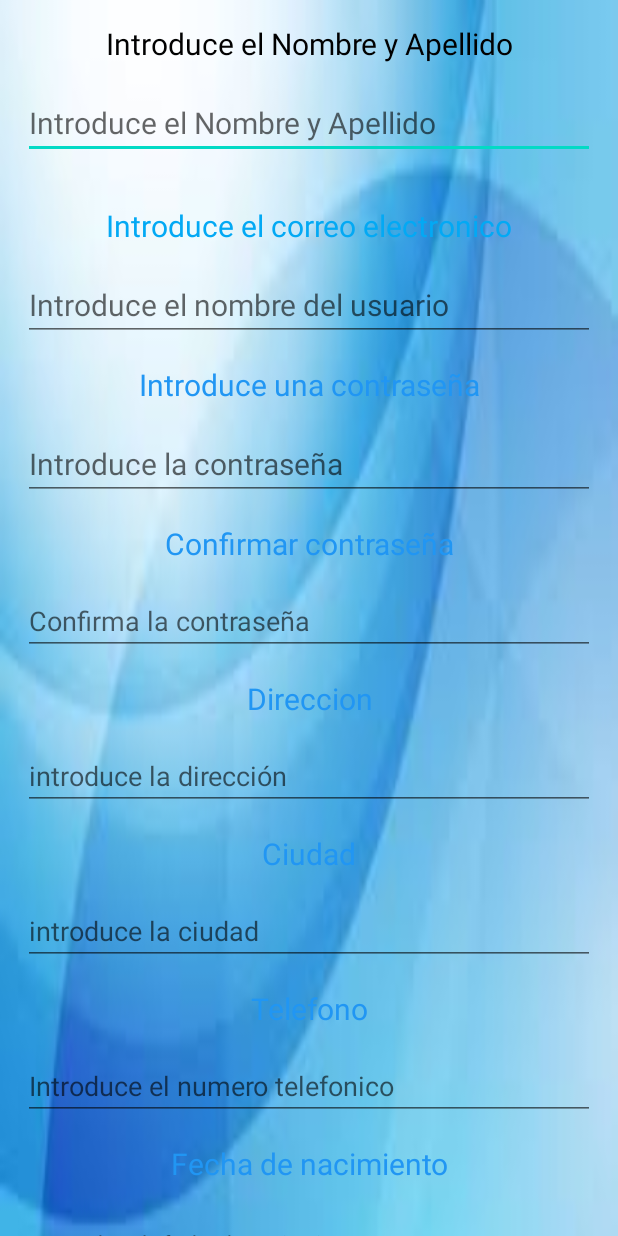
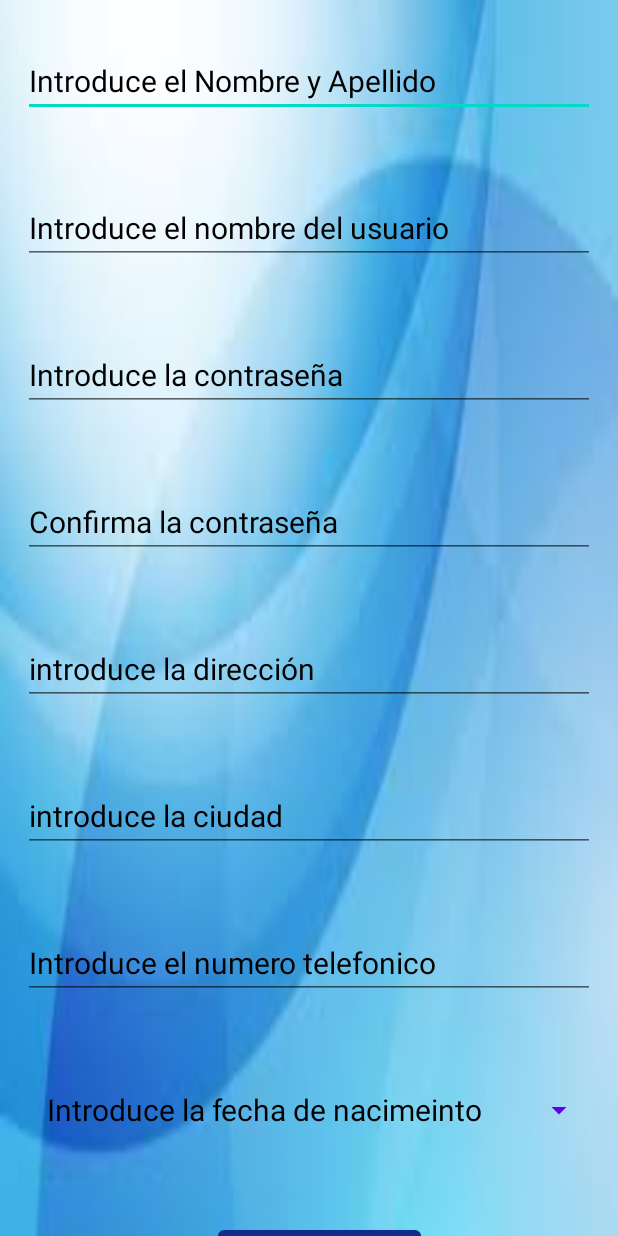
Before and after one commit to juanca172/ProyectoSalesInstantantly, an Android app: the layout activity_registro_view.xml on its own in the app's theme, with its tools: preview values and no code run, on a phone screen of 412 x 824 dp. Run offline under Robolectric (Android 15) with nearby library versions, the phone set to English and light mode, and no system bars.

Commit message:
cambios en vistas

```diff
--- a/app/src/main/res/layout/activity_main.xml
+++ b/app/src/main/res/layout/activity_main.xml
@@ -5,7 +5,7 @@
     android:id="@+id/Layaut_Iniciar_Sesion"
     android:layout_width="match_parent"
     android:layout_height="match_parent"
-    android:background="#CFC9C9"
+    android:background="@drawable/descarga__1_"
     android:orientation="vertical"
     tools:context=".MainActivity">
 
@@ -18,11 +18,12 @@
         android:layout_marginTop="50dp"
         android:layout_marginEnd="32dp"
         android:layout_marginRight="32dp"
+        android:background="#9200FFF7"
         app:layout_constraintBottom_toTopOf="@+id/txe_correo_usuario"
         app:layout_constraintEnd_toEndOf="parent"
         app:layout_constraintStart_toStartOf="parent"
         app:layout_constraintTop_toTopOf="parent"
-        app:srcCompat="@android:mipmap/sym_def_app_icon" />
+        app:srcCompat="@drawable/sales_instantly_logo" />
 
     <EditText
         android:id="@+id/txe_correo_usuario"
@@ -37,6 +38,7 @@
         android:gravity="center"
         android:hint="@string/TxeUsuarioCorreoelectronico"
         android:inputType="textPersonName"
+        android:textColorHint="@color/white"
         app:layout_constraintEnd_toEndOf="parent"
         app:layout_constraintHorizontal_bias="0.0"
         app:layout_constraintStart_toStartOf="parent"
@@ -54,7 +56,8 @@
         android:ems="10"
         android:gravity="center"
         android:hint="@string/TxeContraseña"
-        android:inputType="textPersonName"
+        android:inputType="textPersonName|textPassword"
+        android:textColorHint="@color/white"
         app:layout_constraintEnd_toEndOf="parent"
         app:layout_constraintHorizontal_bias="0.0"
         app:layout_constraintStart_toStartOf="parent"
--- a/app/src/main/res/layout/activity_registro_view.xml
+++ b/app/src/main/res/layout/activity_registro_view.xml
@@ -15,16 +15,6 @@
         android:background="@drawable/descarga"
         android:orientation="vertical">
 
-        <TextView
-            android:id="@+id/textView17"
-            android:layout_width="match_parent"
-            android:layout_height="wrap_content"
-            android:layout_margin="15dp"
-            android:gravity="center"
-            android:text="@string/txvIntroduceElNombreyApellido"
-            android:textColor="#010101"
-            android:textSize="20sp" />
-
         <EditText
 
             android:id="@+id/editTextNombreyApellido"
@@ -34,20 +24,12 @@
             android:layout_marginLeft="15dp"
             android:layout_marginEnd="15dp"
             android:layout_marginRight="15dp"
-            android:layout_marginBottom="15dp"
+            android:layout_marginBottom="50dp"
+            android:textColorHint="@color/black"
+            android:layout_marginTop="30dp"
             android:ems="10"
             android:hint="@string/txvIntroduceElNombreyApellido"
             android:inputType="textPersonName"
-            android:textSize="20sp" />
-
-        <TextView
-            android:id="@+id/textView2"
-            android:layout_width="match_parent"
-            android:layout_height="wrap_content"
-            android:layout_margin="15dp"
-            android:gravity="center"
-            android:text="@string/txvIntroduceElCorreo"
-            android:textColor="#03A9F4"
             android:textSize="20sp" />
 
         <EditText
@@ -59,24 +41,11 @@
             android:layout_marginLeft="15dp"
             android:layout_marginEnd="15dp"
             android:layout_marginRight="15dp"
-            android:layout_marginBottom="15dp"
+            android:layout_marginBottom="50dp"
+            android:textColorHint="@color/black"
             android:ems="10"
             android:hint="@string/txeIntroducirNombre"
             android:inputType="textPersonName"
-            android:textSize="20sp" />
-
-        <TextView
-            android:id="@+id/textView3"
-            android:layout_width="match_parent"
-            android:layout_height="wrap_content"
-            android:layout_marginStart="15dp"
-            android:layout_marginLeft="15dp"
-            android:layout_marginEnd="15dp"
-            android:layout_marginRight="15dp"
-            android:layout_marginBottom="15dp"
-            android:gravity="center"
-            android:text="@string/txvIntroduceLaContraseña"
-            android:textColor="#2196F3"
             android:textSize="20sp" />
 
         <EditText
@@ -87,25 +56,12 @@
             android:layout_marginLeft="15dp"
             android:layout_marginEnd="15dp"
             android:layout_marginRight="15dp"
-            android:layout_marginBottom="15dp"
+            android:layout_marginBottom="50dp"
+            android:textColorHint="@color/black"
             android:ems="10"
             android:gravity="start|top"
             android:hint="@string/txeIntroducirContraseña"
             android:inputType="textMultiLine"
-            android:textSize="20sp" />
-
-        <TextView
-            android:id="@+id/textView4"
-            android:layout_width="match_parent"
-            android:layout_height="wrap_content"
-            android:layout_marginStart="15dp"
-            android:layout_marginLeft="15dp"
-            android:layout_marginEnd="15dp"
-            android:layout_marginRight="15dp"
-            android:layout_marginBottom="15dp"
-            android:gravity="center"
-            android:text="@string/txvConfirmarContraseña"
-            android:textColor="#2196F3"
             android:textSize="20sp" />
 
         <EditText
@@ -116,24 +72,12 @@
             android:layout_marginLeft="15dp"
             android:layout_marginEnd="15dp"
             android:layout_marginRight="15dp"
-            android:layout_marginBottom="15dp"
+            android:layout_marginBottom="50dp"
+            android:textColorHint="@color/black"
+            android:textSize="20dp"
             android:ems="10"
             android:hint="@string/txeConfirmaContraseña"
             android:inputType="textPersonName" />
-
-        <TextView
-            android:id="@+id/textView5"
-            android:layout_width="match_parent"
-            android:layout_height="wrap_content"
-            android:layout_marginStart="15dp"
-            android:layout_marginLeft="15dp"
-            android:layout_marginEnd="15dp"
-            android:layout_marginRight="15dp"
-            android:layout_marginBottom="15dp"
-            android:gravity="center"
-            android:text="@string/txvDireccion"
-            android:textColor="#2196F3"
-            android:textSize="20sp" />
 
         <EditText
             android:id="@+id/editTextDireccion"
@@ -143,24 +87,12 @@
             android:layout_marginLeft="15dp"
             android:layout_marginEnd="15dp"
             android:layout_marginRight="15dp"
-            android:layout_marginBottom="15dp"
+            android:layout_marginBottom="50dp"
+            android:textColorHint="@color/black"
+            android:textSize="20dp"
             android:ems="10"
             android:hint="@string/txeColocarDireccion"
             android:inputType="textPostalAddress" />
-
-        <TextView
-            android:id="@+id/textView6"
-            android:layout_width="match_parent"
-            android:layout_height="wrap_content"
-            android:layout_marginStart="15dp"
-            android:layout_marginLeft="15dp"
-            android:layout_marginEnd="15dp"
-            android:layout_marginRight="15dp"
-            android:layout_marginBottom="15dp"
-            android:gravity="center"
-            android:text="@string/txvCiudad"
-            android:textColor="#2196F3"
-            android:textSize="20sp" />
 
         <EditText
             android:id="@+id/editTextCiudad"
@@ -170,24 +102,12 @@
             android:layout_marginLeft="15dp"
             android:layout_marginEnd="15dp"
             android:layout_marginRight="15dp"
-            android:layout_marginBottom="15dp"
+            android:layout_marginBottom="50dp"
+            android:textColorHint="@color/black"
+            android:textSize="20dp"
             android:ems="10"
             android:hint="@string/txeIntroduceLaCiudad"
             android:inputType="textPersonName" />
-
-        <TextView
-            android:id="@+id/textView7"
-            android:layout_width="match_parent"
-            android:layout_height="wrap_content"
-            android:layout_marginStart="15dp"
-            android:layout_marginLeft="15dp"
-            android:layout_marginEnd="15dp"
-            android:layout_marginRight="15dp"
-            android:layout_marginBottom="15dp"
-            android:gravity="center"
-            android:text="@string/txvTelefono"
-            android:textColor="#2196F3"
-            android:textSize="20sp" />
 
         <EditText
             android:id="@+id/editTextNumeroTelefonico"
@@ -197,24 +117,12 @@
             android:layout_marginLeft="15dp"
             android:layout_marginEnd="15dp"
             android:layout_marginRight="15dp"
-            android:layout_marginBottom="15dp"
+            android:layout_marginBottom="50dp"
+            android:textColorHint="@color/black"
+            android:textSize="20dp"
             android:ems="10"
             android:hint="@string/txeIntroduceElTelefono"
             android:inputType="number" />
-
-        <TextView
-            android:id="@+id/textView"
-            android:layout_width="match_parent"
-            android:layout_height="wrap_content"
-            android:layout_marginStart="15dp"
-            android:layout_marginLeft="15dp"
-            android:layout_marginEnd="15dp"
-            android:layout_marginRight="15dp"
-            android:layout_marginBottom="15dp"
-            android:gravity="center"
-            android:text="@string/txvFechaNacimiento"
-            android:textColor="#2196F3"
-            android:textSize="20sp" />
 
         <Button
             android:id="@+id/eFecha"
@@ -225,7 +133,9 @@
             android:layout_marginLeft="15dp"
             android:layout_marginEnd="15dp"
             android:layout_marginRight="15dp"
-            android:layout_marginBottom="15dp"
+            android:layout_marginBottom="50dp"
+            android:textColorHint="@color/black"
+            android:textSize="20dp"
             android:ems="10"
             android:hint="@string/txeIntroduceFechaNacimiento"
             android:inputType="date"
@@ -239,7 +149,8 @@
             android:layout_height="wrap_content"
             android:layout_marginStart="145dp"
             android:layout_marginLeft="145dp"
-            android:text="@string/btnRegister" />
+            android:text="@string/btnRegister"
+            app:backgroundTint="#152A8D" />
 
     </LinearLayout>
 
```
Also changed, not shown: app/src/main/res/drawable/descarga__1_.jpg (added), app/src/main/res/drawable/images__1_.jpg (added).
